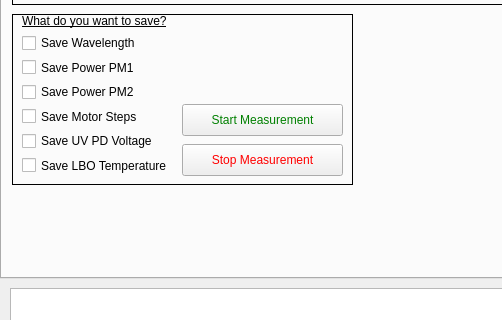
Above: pulsed_laser_interface.ui from XenoBene/PulsedLaserGUI before the change; both pictures show x 0 to 502 and y 172 to 492 of the 773 by 647 pixel window. Below: the same form after it.
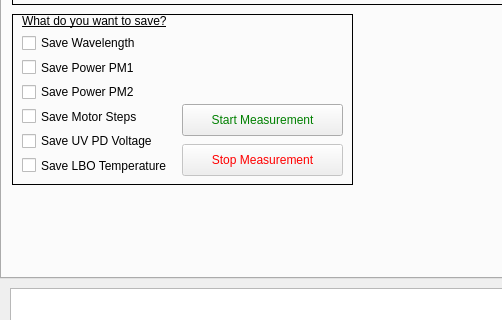
That is the form after the change.

Commit message: - (Hopefully) fixed the bug where the GUI crashes when you want to save the powermeter data but the PMs are not connected - Measurement buttons are also now unclickable depending if the measurement is currently running or not

Patch:
```diff
--- a/pulsed_laser_interface.ui
+++ b/pulsed_laser_interface.ui
@@ -171,6 +171,9 @@
        </property>
       </widget>
       <widget class="QPushButton" name="general_button_stopMeasurement">
+       <property name="enabled">
+        <bool>false</bool>
+       </property>
        <property name="geometry">
         <rect>
          <x>170</x>
```
The commit also changes 1 other file.
